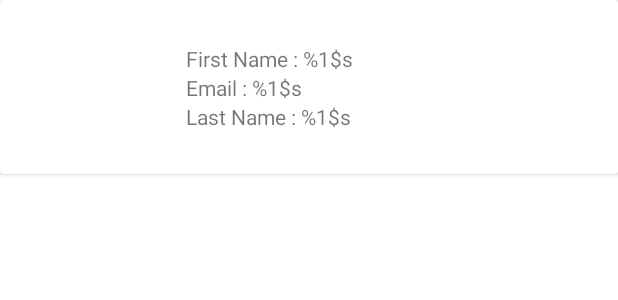
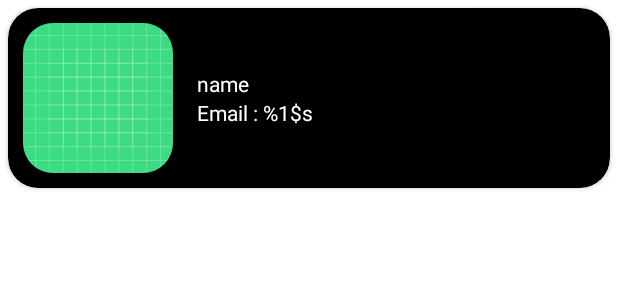
Before and after one commit to daffarandika/AccountViewer, an Android app: the layout account_item.xml on its own in the app's theme, with its tools: preview values and no code run, on a phone screen of 412 x 824 dp. Shown: the top 300 px of the screen. Run offline under Robolectric (Android 15) with nearby library versions, the phone set to English and light mode, and no system bars; network calls fail.

```diff
--- a/app/build.gradle
+++ b/app/build.gradle
@@ -24,7 +24,7 @@ android {
         }
     }
     buildFeatures{
-        viewBinding = true
+        viewBinding true
     }
     compileOptions {
         sourceCompatibility JavaVersion.VERSION_1_8
@@ -41,6 +41,7 @@ dependencies {
     implementation 'androidx.appcompat:appcompat:1.5.1'
     implementation 'com.google.android.material:material:1.7.0'
     implementation 'androidx.constraintlayout:constraintlayout:2.1.4'
+    implementation "androidx.lifecycle:lifecycle-runtime-ktx:2.5.1"
     testImplementation 'junit:junit:4.13.2'
     androidTestImplementation 'androidx.test.ext:junit:1.1.3'
     androidTestImplementation 'androidx.test.espresso:espresso-core:3.4.0'
--- a/app/src/main/java/com/example/accountsapi/adapter/AccountAdapter.kt
+++ b/app/src/main/java/com/example/accountsapi/adapter/AccountAdapter.kt
@@ -22,8 +22,7 @@ import java.net.URL
 class AccountAdapter(val context : Context, val accountList: MutableList<AccountModel>) : RecyclerView.Adapter<AccountAdapter.AccountViewHolder>(){
     class AccountViewHolder (view : View) : RecyclerView.ViewHolder(view){
         val textEmail : TextView = view.findViewById(R.id.text_email)
-        val textFirstName : TextView = view.findViewById(R.id.text_first_name)
-        val textLastName : TextView = view.findViewById(R.id.text_last_name)
+        val textName : TextView = view.findViewById(R.id.text_name)
         val imageView : ImageView = view.findViewById(R.id.iv_avatar)
     }
 
@@ -54,8 +53,7 @@ class AccountAdapter(val context : Context, val accountList: MutableList<Account
             (context as Activity).runOnUiThread {
                 val resources = context.resources
                 holder.textEmail.text = resources.getString(R.string.email_1_s, account.email)
-                holder.textFirstName.text = resources.getString(R.string.first_name_1_s, account.firstName)
-                holder.textLastName.text = resources.getString(R.string.last_name_1_s, account.lastName)
+                holder.textName.text = account.name
                 holder.imageView.setImageBitmap(bitmap)
             }
         }
--- a/app/src/main/java/com/example/accountsapi/model/AccountModel.kt
+++ b/app/src/main/java/com/example/accountsapi/model/AccountModel.kt
@@ -2,8 +2,7 @@ package com.example.accountsapi.model
 
 data class AccountModel(
     val id : String,
-    val firstName : String,
-    val lastName : String,
+    val name: String,
     val email : String,
     val avatar : String
 )
--- a/app/src/main/java/com/example/accountsapi/utils/Helper.kt
+++ b/app/src/main/java/com/example/accountsapi/utils/Helper.kt
@@ -21,8 +21,7 @@ class Helper {
                 accounts.clear()
                 accounts.add(AccountModel(
                     jsonDataObject.getString("id"),
-                    jsonDataObject.getString("first_name"),
-                    jsonDataObject.getString("last_name"),
+                    "${jsonDataObject.getString("first_name")} ${jsonDataObject.getString("last_name")}",
                     jsonDataObject.getString("email"),
                     jsonDataObject.getString("avatar")
                 ))
--- a/app/src/main/res/layout/account_item.xml
+++ b/app/src/main/res/layout/account_item.xml
@@ -2,18 +2,24 @@
 <androidx.cardview.widget.CardView xmlns:android="http://schemas.android.com/apk/res/android"
     android:layout_width="match_parent"
     android:layout_height="wrap_content"
+    android:layout_margin="5dp"
+    android:elevation="5dp"
+    app:cardCornerRadius="20dp"
+    android:backgroundTint="@color/black"
     xmlns:app="http://schemas.android.com/apk/res-auto">
     <androidx.constraintlayout.widget.ConstraintLayout
         android:id="@+id/account_item"
         android:layout_width="match_parent"
         android:layout_height="wrap_content"
-        android:padding="8dp"
+        android:padding="10dp"
         >
-        <ImageView
+        <com.google.android.material.imageview.ShapeableImageView
+            app:shapeAppearance="@style/circle"
             android:layout_width="100dp"
             android:layout_height="100dp"
             app:layout_constraintStart_toStartOf="parent"
             app:layout_constraintTop_toTopOf="parent"
+            android:src="@drawable/ic_launcher_background"
             android:id="@+id/iv_avatar"/>
         <LinearLayout
             android:paddingHorizontal="16dp"
@@ -25,10 +31,11 @@
             android:layout_height="wrap_content">
 
             <TextView
+                android:id="@+id/text_name"
+                android:textColor="@color/white"
                 android:layout_width="wrap_content"
                 android:layout_height="wrap_content"
-                android:id="@+id/text_first_name"
-                android:text="@string/first_name_1_s"
+                android:text="name"
                 app:layout_constraintStart_toEndOf="@id/iv_avatar"
                 app:layout_constraintTop_toTopOf="parent"/>
             <TextView
@@ -37,14 +44,8 @@
                 android:id="@+id/text_email"
                 android:text="@string/email_1_s"
                 app:layout_constraintStart_toEndOf="@id/iv_avatar"
+                android:textColor="@color/white"
                 app:layout_constraintTop_toBottomOf="@+id/text_last_name"/>
-            <TextView
-                android:layout_width="wrap_content"
-                android:layout_height="wrap_content"
-                android:id="@+id/text_last_name"
-                android:text="@string/last_name_1_s"
-                app:layout_constraintStart_toEndOf="@id/iv_avatar"
-                app:layout_constraintTop_toBottomOf="@id/text_first_name"/>
         </LinearLayout>
     </androidx.constraintlayout.widget.ConstraintLayout>
 
--- a/app/src/main/res/menu/detail_activity_menu.xml
+++ /dev/null
@@ -1,4 +0,0 @@
-<?xml version="1.0" encoding="utf-8"?>
-<menu xmlns:android="http://schemas.android.com/apk/res/android">
-
-</menu>
--- a/app/src/main/res/values/themes.xml
+++ b/app/src/main/res/values/themes.xml
@@ -15,4 +15,7 @@
         <item name="android:statusBarColor">?attr/colorPrimaryVariant</item>
         <!-- Customize your theme here. -->
     </style>
+    <style name="circle">
+        <item name="cornerSize">20dp</item>
+    </style>
 </resources>
```
Also changed, not shown: app/src/main/java/com/example/accountsapi/DetailActivity.kt (+2 -6 lines), app/src/main/java/com/example/accountsapi/MainActivity.kt (+24 -37 lines), app/src/main/res/layout/account_detail.xml (+3 -9 lines), app/src/main/res/layout/activity_main.xml (+5 -11 lines), app/src/main/res/menu/activity_menu.xml (added, +7 -0 lines).
